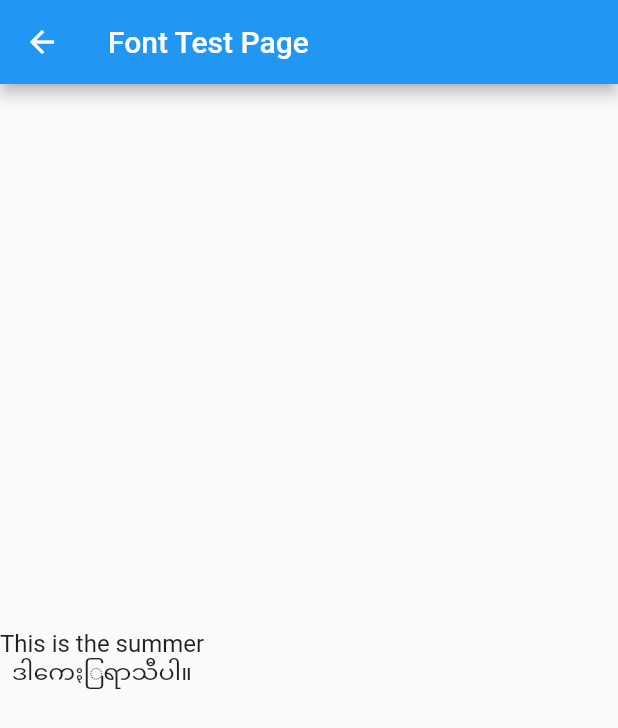
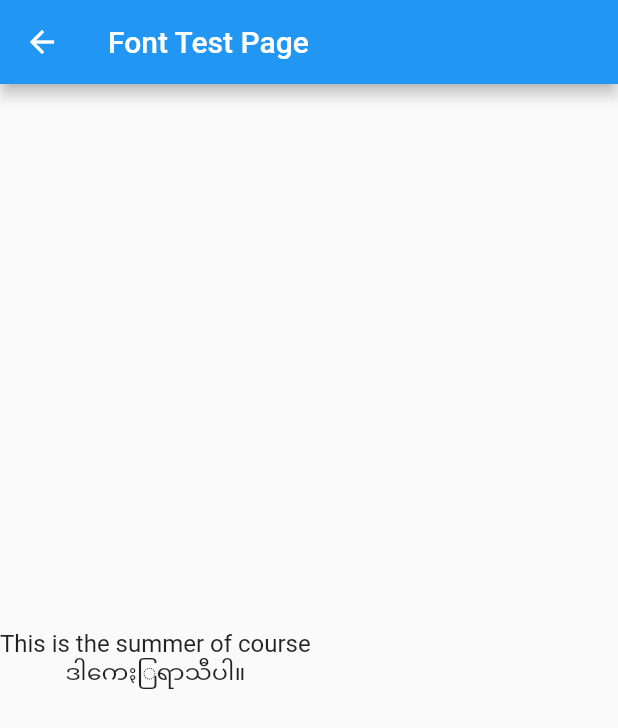
Before and after one commit to kedrakk/test_provider, a Flutter app: the FontTestPage screen opened directly, on a phone screen of 412 x 824 dp. Shown: the top 728 px of the screen. Run offline on Flutter 3.47's test engine with Material 2 defaults, Android fonts, the light colour scheme and no system bars; our stand-ins replace google_fonts, image_picker; missing offline and left inert: flutter_mdetect, rabbit_converter.

Commit message:
Font Test

```diff
--- a/lib/font_test.dart
+++ b/lib/font_test.dart
@@ -15,7 +15,7 @@ class FontTestPage extends StatelessWidget {
       body: Column(
         mainAxisAlignment: MainAxisAlignment.center,
         children: [
-        Text("This is the summer",style: GoogleFonts.roboto(fontSize: 16),),
+        Text("This is the summer of course",style: GoogleFonts.roboto(fontSize: 16),),
         Text(text,style: GoogleFonts.roboto(fontSize: 16),),
       ],),
     );
```
